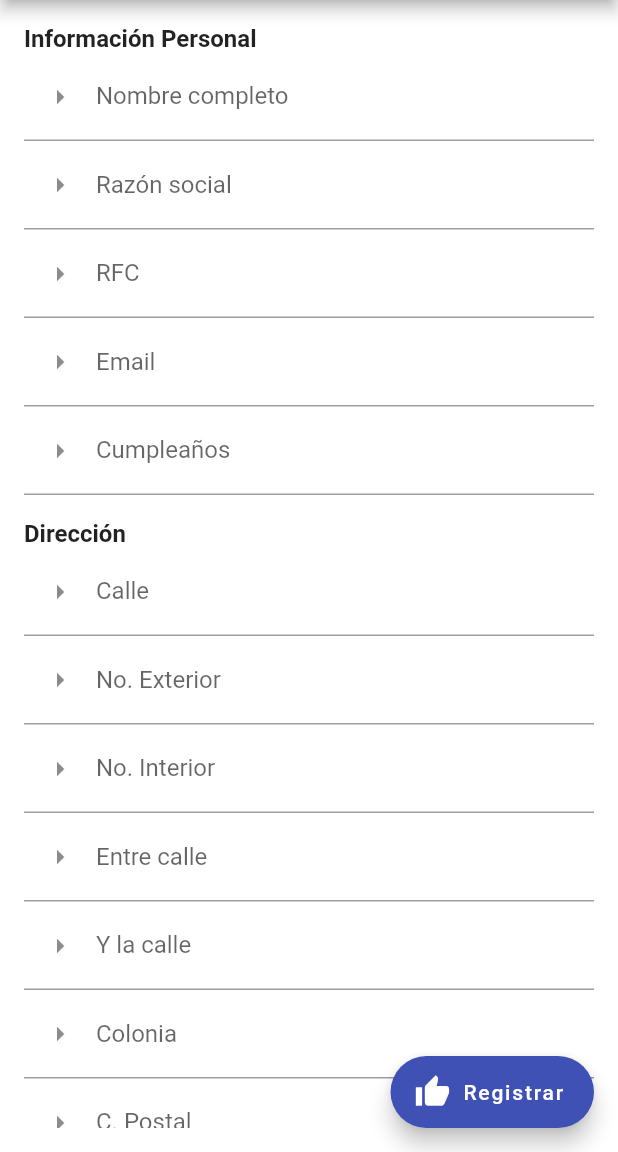
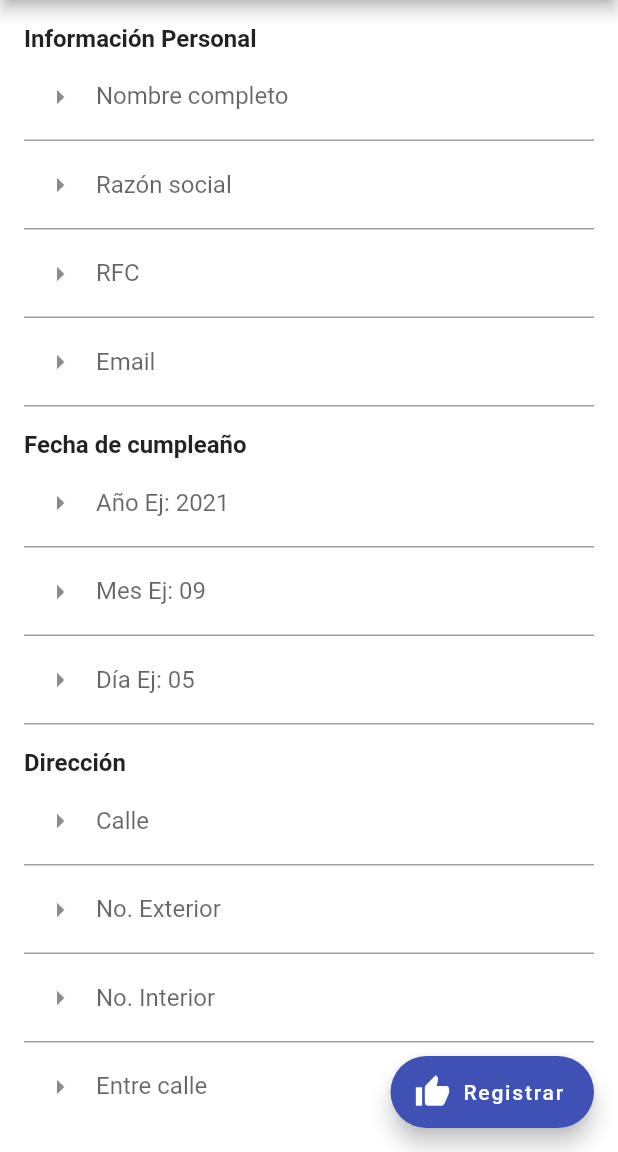
Before and after one commit to cardanxd/multiservicios_tun, a Flutter app: the Rcliente screen opened directly, after a tap on "Registrar", on a phone screen of 412 x 824 dp, the part 84-1236 px from its top. Run offline on Flutter 3.47's test engine with Material 2 defaults, Android fonts, the phone set to English and light mode, and no system bars; Roboto replaces fonts that are missing (Georgia).

Commit message:
Mejoras en registro cliente

```diff
--- a/lib/src/paginas/Rcliente.dart
+++ b/lib/src/paginas/Rcliente.dart
@@ -121,7 +121,9 @@ class _RclienteState extends State<Rcliente> {
   final _diasCredito = TextEditingController();
   final _diasBloqueo = TextEditingController();
   final _descuento = TextEditingController();
-  final _birthday = TextEditingController();
+  final _day = TextEditingController();
+  final _month = TextEditingController();
+  final _year = TextEditingController();
   final _sucursalId = TextEditingController();
   final _segmentoId = TextEditingController();
   final _giroId = TextEditingController();
@@ -150,7 +152,6 @@ class _RclienteState extends State<Rcliente> {
                   labelText: 'Nombre completo',
                   prefixIcon: Icon(Icons.arrow_right_outlined),
                 ),
-                //controller: myController,
               ),
               TextField(
                 controller: _razon,
@@ -158,7 +159,6 @@ class _RclienteState extends State<Rcliente> {
                   labelText: 'Razón social',
                   prefixIcon: Icon(Icons.arrow_right_outlined),
                 ),
-                //controller: myController,
               ),
               TextField(
                 controller: _rfc,
@@ -166,7 +166,6 @@ class _RclienteState extends State<Rcliente> {
                   labelText: 'RFC',
                   prefixIcon: Icon(Icons.arrow_right_outlined),
                 ),
-                //controller: myController,
               ),
               TextField(
                 keyboardType: TextInputType.emailAddress,
@@ -175,15 +174,40 @@ class _RclienteState extends State<Rcliente> {
                   labelText: 'Email',
                   prefixIcon: Icon(Icons.arrow_right_outlined),
                 ),
-                //controller: myControllernum2,
+              ),
+              SizedBox(
+                height: 16.0,
+              ),
+              Text(
+                "Fecha de cumpleaño",
+                style: TextStyle(
+                  fontWeight: FontWeight.w600,
+                  fontSize: 16,
+                ),
               ),
               TextField(
-                controller: _birthday,
+                keyboardType: TextInputType.number,
+                controller: _year,
                 decoration: InputDecoration(
-                  labelText: 'Cumpleaños',
+                  labelText: 'Año Ej: 2021',
                   prefixIcon: Icon(Icons.arrow_right_outlined),
                 ),
-                //controller: myControllernum2,
+              ),
+              TextField(
+                keyboardType: TextInputType.number,
+                controller: _month,
+                decoration: InputDecoration(
+                  labelText: 'Mes Ej: 09',
+                  prefixIcon: Icon(Icons.arrow_right_outlined),
+                ),
+              ),
+              TextField(
+                keyboardType: TextInputType.number,
+                controller: _day,
+                decoration: InputDecoration(
+                  labelText: 'Día Ej: 05',
+                  prefixIcon: Icon(Icons.arrow_right_outlined),
+                ),
               ),
               SizedBox(
                 height: 16.0,
@@ -201,7 +225,6 @@ class _RclienteState extends State<Rcliente> {
                   labelText: 'Calle',
                   prefixIcon: Icon(Icons.arrow_right_outlined),
                 ),
-                //controller: myController,
               ),
               TextField(
                 controller: _exterior,
@@ -209,7 +232,6 @@ class _RclienteState extends State<Rcliente> {
                   labelText: 'No. Exterior',
                   prefixIcon: Icon(Icons.arrow_right_outlined),
                 ),
-                //controller: myController,
               ),
               TextField(
                 controller: _interior,
@@ -217,7 +239,6 @@ class _RclienteState extends State<Rcliente> {
                   labelText: 'No. Interior',
                   prefixIcon: Icon(Icons.arrow_right_outlined),
                 ),
-                //controller: myController,
               ),
               TextField(
                 controller: _ecalle,
@@ -225,7 +246,6 @@ class _RclienteState extends State<Rcliente> {
                   labelText: 'Entre calle',
                   prefixIcon: Icon(Icons.arrow_right_outlined),
                 ),
-                //controller: myController,
               ),
               TextField(
                 controller: _ycalle,
@@ -233,7 +253,6 @@ class _RclienteState extends State<Rcliente> {
                   labelText: 'Y la calle',
                   prefixIcon: Icon(Icons.arrow_right_outlined),
                 ),
-                //controller: myController,
               ),
               TextField(
                 controller: _colonia,
@@ -241,7 +260,6 @@ class _RclienteState extends State<Rcliente> {
                   labelText: 'Colonia',
                   prefixIcon: Icon(Icons.arrow_right_outlined),
                 ),
-                //controller: myController,
               ),
               TextField(
                 controller: _postal,
@@ -249,7 +267,6 @@ class _RclienteState extends State<Rcliente> {
                   labelText: 'C. Postal',
                   prefixIcon: Icon(Icons.arrow_right_outlined),
                 ),
-                //controller: myController,
               ),
               TextField(
                 controller: _ciudad,
@@ -257,7 +274,6 @@ class _RclienteState extends State<Rcliente> {
                   labelText: 'Ciudad',
                   prefixIcon: Icon(Icons.arrow_right_outlined),
                 ),
-                //controller: myController,
               ),
               TextField(
                 controller: _estado,
@@ -265,7 +281,6 @@ class _RclienteState extends State<Rcliente> {
                   labelText: 'Estado',
                   prefixIcon: Icon(Icons.arrow_right_outlined),
                 ),
-                //controller: myController,
               ),
               TextField(
                 controller: _pais,
@@ -273,7 +288,6 @@ class _RclienteState extends State<Rcliente> {
                   labelText: 'País',
                   prefixIcon: Icon(Icons.arrow_right_outlined),
                 ),
-                //controller: myController,
               ),
               SizedBox(
                 height: 16.0,
@@ -292,7 +306,6 @@ class _RclienteState extends State<Rcliente> {
                   labelText: 'Particular',
                   prefixIcon: Icon(Icons.arrow_right_outlined),
                 ),
-                //controller: myControllernum2,
               ),
               TextField(
                 keyboardType: TextInputType.number,
@@ -301,7 +314,6 @@ class _RclienteState extends State<Rcliente> {
                   labelText: 'Oficina',
                   prefixIcon: Icon(Icons.arrow_right_outlined),
                 ),
-                //controller: myControllernum2,
               ),
               TextField(
                 keyboardType: TextInputType.number,
@@ -310,7 +322,6 @@ class _RclienteState extends State<Rcliente> {
                   labelText: 'Móvil',
                   prefixIcon: Icon(Icons.arrow_right_outlined),
                 ),
-                //controller: myControllernum2,
               ),
               SizedBox(
                 height: 16.0,
@@ -329,7 +340,6 @@ class _RclienteState extends State<Rcliente> {
                   labelText: 'Sucursal',
                   prefixIcon: Icon(Icons.arrow_right_outlined),
                 ),
-                //controller: myController,
               ),
               TextField(
                 keyboardType: TextInputType.number,
@@ -338,7 +348,6 @@ class _RclienteState extends State<Rcliente> {
                   labelText: 'Segmento',
                   prefixIcon: Icon(Icons.arrow_right_outlined),
                 ),
-                //controller: myController,
               ),
               TextField(
                 keyboardType: TextInputType.number,
@@ -347,7 +356,6 @@ class _RclienteState extends State<Rcliente> {
                   labelText: 'Giro comercial',
                   prefixIcon: Icon(Icons.arrow_right_outlined),
                 ),
-                //controller: myController,
               ),
               SizedBox(
                 height: 16.0,
@@ -366,7 +374,6 @@ class _RclienteState extends State<Rcliente> {
                   labelText: 'Límite de crédito',
                   prefixIcon: Icon(Icons.arrow_right_outlined),
                 ),
-                //controller: myController,
               ),
               TextField(
                 keyboardType: TextInputType.number,
@@ -375,7 +382,6 @@ class _RclienteState extends State<Rcliente> {
                   labelText: 'Días de crédito',
                   prefixIcon: Icon(Icons.arrow_right_outlined),
                 ),
-                //controller: myController,
               ),
               TextField(
                 keyboardType: TextInputType.number,
@@ -384,24 +390,20 @@ class _RclienteState extends State<Rcliente> {
                   labelText: 'Días bloqueo',
                   prefixIcon: Icon(Icons.arrow_right_outlined),
                 ),
-                //controller: myController,
               ),
               SizedBox(
                 height: 16.0,
               ),
               TextField(
-                keyboardType: TextInputType.number,
                 controller: _descuento,
                 decoration: InputDecoration(
                   labelText: 'Descuento',
                   prefixIcon: Icon(Icons.arrow_right_outlined),
                 ),
-                //controller: myController,
               ),
               SizedBox(
                 height: 16,
               ),
-              //_cliente == null ? Container() : _showAlert();
             ],
           ),
         ),
@@ -428,7 +430,14 @@ class _RclienteState extends State<Rcliente> {
             final diascredito = int.parse(_diasCredito.text);
             final diasbloqueo = int.parse(_diasBloqueo.text);
             final descuento = _descuento.text;
-            final birthday = DateTime.parse(_birthday.text);
+            final date = _year.text +
+                "-" +
+                _month.text +
+                "-" +
+                _day.text +
+                " " +
+                "00:00:00";
+            final birthday = DateTime.parse(date);
             final sucursalId = int.parse(_sucursalId.text);
             final segmentoId = int.parse(_segmentoId.text);
             final giroId = int.parse(_giroId.text);
@@ -482,7 +491,8 @@ void _showAlertError(BuildContext context) {
       context: context,
       builder: (_) => new AlertDialog(
             title: Text('¡Problemas en el registro!'),
-            content: Text('Verifique que los campos estén llenos.'),
+            content:
+                Text('Verifique que los campos estén llenos o sean correctos.'),
             actions: [
               TextButton(
                 child: Text('Aceptar'),
--- a/lib/src/paginas/Rorden.dart
+++ b/lib/src/paginas/Rorden.dart
@@ -144,7 +144,6 @@ class _RordenState extends State<Rorden> {
                   labelText: '$now',
                   prefixIcon: Icon(Icons.arrow_right_outlined),
                 ),
-                //controller: myController,
               ),
               SizedBox(
                 height: 10.0,
@@ -163,7 +162,6 @@ class _RordenState extends State<Rorden> {
                   labelText: 'Nombre del vendedor',
                   prefixIcon: Icon(Icons.arrow_right_outlined),
                 ),
-                //controller: myControllernum2,
               ),
               SizedBox(
                 height: 10.0,
@@ -182,7 +180,6 @@ class _RordenState extends State<Rorden> {
                   labelText: 'Nombre del cliente',
                   prefixIcon: Icon(Icons.arrow_right_outlined),
                 ),
-                //controller: myControllernum2,
               ),
               SizedBox(
                 height: 10.0,
@@ -201,7 +198,6 @@ class _RordenState extends State<Rorden> {
                   labelText: 'Vehiculo',
                   prefixIcon: Icon(Icons.arrow_right_outlined),
                 ),
-                //controller: myControllernum2,
               ),
               TextField(
                 keyboardType: TextInputType.number,
@@ -210,7 +206,6 @@ class _RordenState extends State<Rorden> {
                   labelText: 'Cilindros',
                   prefixIcon: Icon(Icons.arrow_right_outlined),
                 ),
-                //controller: myControllernum2,
               ),
               SizedBox(
                 height: 10.0,
@@ -229,7 +224,6 @@ class _RordenState extends State<Rorden> {
                   labelText: 'Condicion venta',
                   prefixIcon: Icon(Icons.arrow_right_outlined),
                 ),
-                //controller: myControllernum2,
               ),
               SizedBox(
                 height: 10.0,
@@ -281,7 +275,6 @@ class _RordenState extends State<Rorden> {
                   labelText: 'Atencion',
                   prefixIcon: Icon(Icons.arrow_right_outlined),
                 ),
-                //controller: myControllernum2,
               ),
               SizedBox(
                 height: 10.0,
@@ -300,7 +293,6 @@ class _RordenState extends State<Rorden> {
                   labelText: 'Comentarios',
                   prefixIcon: Icon(Icons.arrow_right_outlined),
                 ),
-                //controller: myControllernum2,
               ),
               SizedBox(
                 height: 10.0,
@@ -319,7 +311,6 @@ class _RordenState extends State<Rorden> {
                   labelText: 'Centro costo',
                   prefixIcon: Icon(Icons.arrow_right_outlined),
                 ),
-                //controller: myControllernum2,
               ),
               SizedBox(
                 height: 16.0,
@@ -896,22 +887,20 @@ class _RordenState extends State<Rorden> {
                 ),
               ),
               TextField(
-                keyboardType: TextInputType.text,
+                keyboardType: TextInputType.number,
                 controller: _km,
                 decoration: InputDecoration(
                   labelText: 'Kilometraje',
                   prefixIcon: Icon(Icons.arrow_right_outlined),
                 ),
-                //controller: myControllernum2,
               ),
               TextField(
-                keyboardType: TextInputType.text,
+                keyboardType: TextInputType.number,
                 controller: _combustible,
                 decoration: InputDecoration(
                   labelText: 'Nivel de combustible',
                   prefixIcon: Icon(Icons.arrow_right_outlined),
                 ),
-                //controller: myControllernum2,
               ),
               TextField(
                 keyboardType: TextInputType.text,
@@ -920,7 +909,6 @@ class _RordenState extends State<Rorden> {
                   labelText: 'Transmisión',
                   prefixIcon: Icon(Icons.arrow_right_outlined),
                 ),
-                //controller: myControllernum2,
               ),
               TextField(
                 keyboardType: TextInputType.text,
@@ -929,7 +917,6 @@ class _RordenState extends State<Rorden> {
                   labelText: 'Vestiduras',
                   prefixIcon: Icon(Icons.arrow_right_outlined),
                 ),
-                //controller: myControllernum2,
               ),
               SizedBox(
                 height: 20.0,
@@ -1027,7 +1014,8 @@ void _showAlertError(BuildContext context) {
       context: context,
       builder: (_) => new AlertDialog(
             title: Text('¡Problemas en el registro!'),
-            content: Text('Verifique que los campos estén llenos.'),
+            content:
+                Text('Verifique que los campos estén llenos o sean correctos.'),
             actions: [
               TextButton(
                 child: Text('Aceptar'),
--- a/lib/src/paginas/Rvehiculo.dart
+++ b/lib/src/paginas/Rvehiculo.dart
@@ -138,7 +138,8 @@ void _showAlertError(BuildContext context) {
       context: context,
       builder: (_) => new AlertDialog(
             title: Text('¡Problemas en el registro!'),
-            content: Text('Verifique que los campos estén llenos.'),
+            content:
+                Text('Verifique que los campos estén llenos o sean correctos.'),
             actions: [
               TextButton(
                 child: Text('Aceptar'),
```
